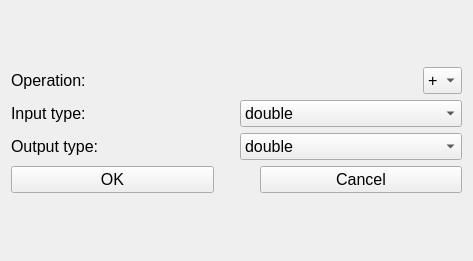
Old version of the form BlockEditor/Dialog.ui in the repository jozefmery/BlockEditor.
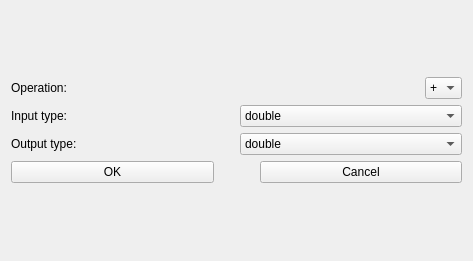
New version of the form.

Diff of the .ui file:
```diff
--- a/BlockEditor/Dialog.ui
+++ b/BlockEditor/Dialog.ui
@@ -20,10 +20,7 @@
    <string>Configure block</string>
   </property>
   <property name="styleSheet">
-   <string notr="true">QWidget {
-
-	font-size: 12pt;
-}</string>
+   <string notr="true"/>
   </property>
   <layout class="QVBoxLayout" name="verticalLayout_3" stretch="0">
    <item>
```
